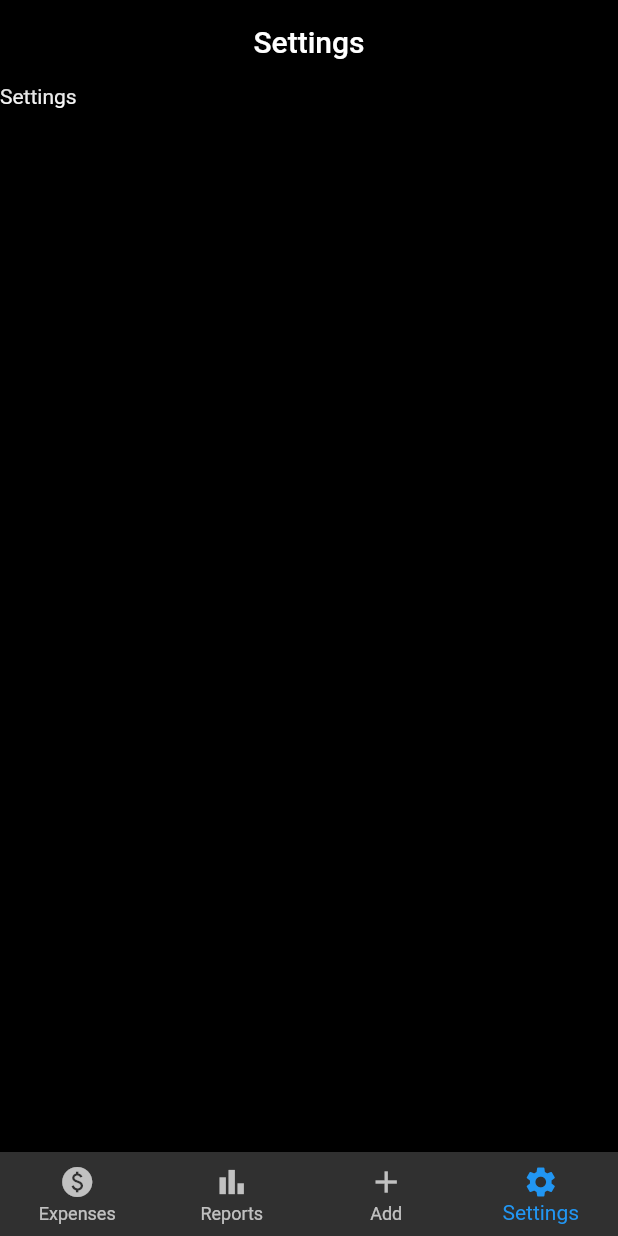
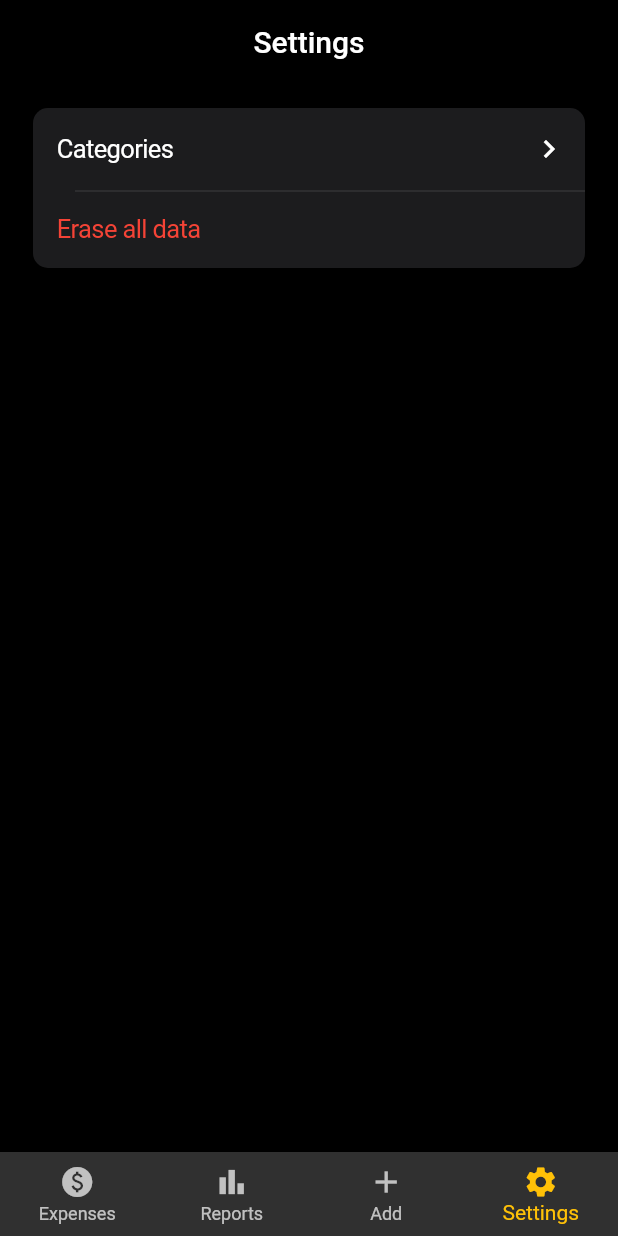
Before and after one commit to puneetkumarbajaj/expense_tracker, a Flutter app: the screen it shows after launch, item 4 of the bottom bar chosen, on a phone screen of 412 x 824 dp. Run offline on Flutter 3.47's test engine with Material 2 defaults, Android fonts, the phone set to English and light mode, and no system bars; our stand-ins replace flutter_colorpicker.

Commit message:
Part 3 finish. Work on part 4

```diff
--- a/lib/main.dart
+++ b/lib/main.dart
@@ -12,6 +12,7 @@ class MyApp extends StatelessWidget {
   @override
   Widget build(BuildContext context) {
     return MaterialApp(
+      debugShowCheckedModeBanner: false,
       title: 'Expense Tracker',
       theme: ThemeData(
         colorScheme: const ColorScheme.dark(
--- a/lib/pages/settings.dart
+++ b/lib/pages/settings.dart
@@ -1,12 +1,106 @@
+import 'package:expense_app/pages/categories.dart';
 import 'package:expense_app/types/widgets.dart';
+import 'package:flutter/cupertino.dart';
 
 import 'package:flutter/material.dart';
 
-class Settings extends WidgetWithTitle{
+class Item {
+  final String label;
+  final bool isDestructive;
+
+  const Item(this.label, this.isDestructive);
+}
+
+const items = [
+  Item('Categories', false),
+  Item('Erase all data', true),
+];
+
+class Settings extends WidgetWithTitle {
   const Settings({super.key}) : super(title: "Settings");
+
+  void handleEraseData() {
+    debugPrint("Tapped Erase Data");
+  }
 
   @override
   Widget build(BuildContext context) {
-    return const Text("Settings");
+    return Container(
+      padding: const EdgeInsets.all(16),
+      width: double.infinity,
+      height: 150,
+      transformAlignment: Alignment.center,
+      child: DecoratedBox(
+        decoration: BoxDecoration(
+            color: const Color.fromARGB(255, 28, 28, 30),
+            borderRadius: BorderRadius.circular(16)),
+        child: CupertinoFormSection.insetGrouped(
+          margin: const EdgeInsets.fromLTRB(6, 0, 6, 0),
+          children: List.generate(
+            items.length,
+            (index) => GestureDetector(
+              onTap: () {
+                switch (index) {
+                  case 0:
+                    Navigator.push(
+                        context,
+                        CupertinoPageRoute(
+                            builder: (context) => const Categories()));
+                    break;
+
+                  case 1:
+                    showAlertDialog(context);
+                }
+              },
+              child: DecoratedBox(
+                decoration: const BoxDecoration(),
+                child: CupertinoFormRow(
+                  prefix: Text(
+                    items[index].label,
+                    style: TextStyle(
+                        color: items[index].isDestructive
+                            ? Colors.red
+                            : Colors.white),
+                  ),
+                  padding: const EdgeInsets.fromLTRB(16, 15, 12, 16),
+                  child: items[index].isDestructive
+                      ? Container()
+                      : const Icon(Icons.keyboard_arrow_right_sharp),
+                ),
+              ),
+            ),
+          ),
+        ),
+      ),
+    );
   }
 }
+
+showAlertDialog(BuildContext context) {
+  // Create button
+  Widget okButton = ElevatedButton(
+    child: const Text("OK"),
+    onPressed: () {
+      Navigator.of(context).pop();
+    },
+    style: ButtonStyle(
+        backgroundColor: MaterialStateProperty.all<Color>(Colors.amber)),
+  );
+
+  // Create AlertDialog
+  AlertDialog alert = AlertDialog(
+    title: const Text("Simple Alert"),
+    content: const Text("This is an alert message."),
+    actions: [
+      okButton,
+    ],
+  );
+
+  // show the dialog
+  showDialog(
+    context: context,
+    builder: (BuildContext context) {
+      return alert;
+    },
+  );
+}
--- a/lib/tabs.dart
+++ b/lib/tabs.dart
@@ -5,15 +5,14 @@ import 'package:expense_app/pages/settings.dart';
 import 'package:expense_app/types/widgets.dart';
 import 'package:flutter/material.dart';
 
-class TabsController extends StatefulWidget{
+class TabsController extends StatefulWidget {
   const TabsController({super.key});
 
   @override
   State<TabsController> createState() => _TabsControllerState();
 }
 
-class _TabsControllerState extends State<TabsController>{
-
+class _TabsControllerState extends State<TabsController> {
   var _selectedIndex = 0;
 
   static const List<WidgetWithTitle> _pages = [
@@ -23,14 +22,14 @@ class _TabsControllerState extends State<TabsController>{
     Settings(),
   ];
 
-  void _onItemTapped(int index){
+  void _onItemTapped(int index) {
     setState(() {
       _selectedIndex = index;
     });
   }
 
   @override
-  Widget build(BuildContext context){
+  Widget build(BuildContext context) {
     return DefaultTabController(
         length: 4,
         child: Scaffold(
@@ -63,8 +62,9 @@ class _TabsControllerState extends State<TabsController>{
             currentIndex: _selectedIndex,
             onTap: _onItemTapped,
             type: BottomNavigationBarType.fixed,
+            // backgroundColor: Colors.black,
+            fixedColor: Colors.amber,
           ),
-    )
-    );
+        ));
   }
 }
--- a/pubspec.yaml
+++ b/pubspec.yaml
@@ -35,6 +35,7 @@ dependencies:
   # The following adds the Cupertino Icons font to your application.
   # Use with the CupertinoIcons class for iOS style icons.
   cupertino_icons: ^1.0.2
+  flutter_colorpicker: ^1.0.3
 
 dev_dependencies:
   flutter_test:
```
Also changed, not shown: lib/pages/categories.dart (added, +166 -0 lines), pubspec.lock. Lines whose indentation alone changed are shown as unchanged.
